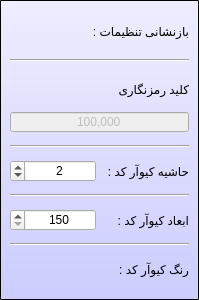
reza-rezvani2052/Secure-QR-Code, file formsetting.ui: the form before one commit.
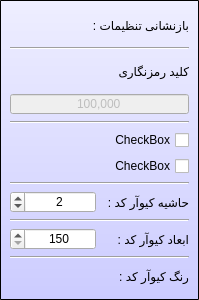
The form after the commit. Icons and pictures are not drawn.

```diff
--- a/formsetting.ui
+++ b/formsetting.ui
@@ -137,6 +137,27 @@
         </item>
        </layout>
       </item>
+      <item>
+       <widget class="Line" name="line_2">
+        <property name="orientation">
+         <enum>Qt::Horizontal</enum>
+        </property>
+       </widget>
+      </item>
+      <item>
+       <widget class="QCheckBox" name="checkBox">
+        <property name="text">
+         <string>CheckBox</string>
+        </property>
+       </widget>
+      </item>
+      <item>
+       <widget class="QCheckBox" name="checkBox_2">
+        <property name="text">
+         <string>CheckBox</string>
+        </property>
+       </widget>
+      </item>
       <item>
        <widget class="Line" name="line">
         <property name="orientation">
```
